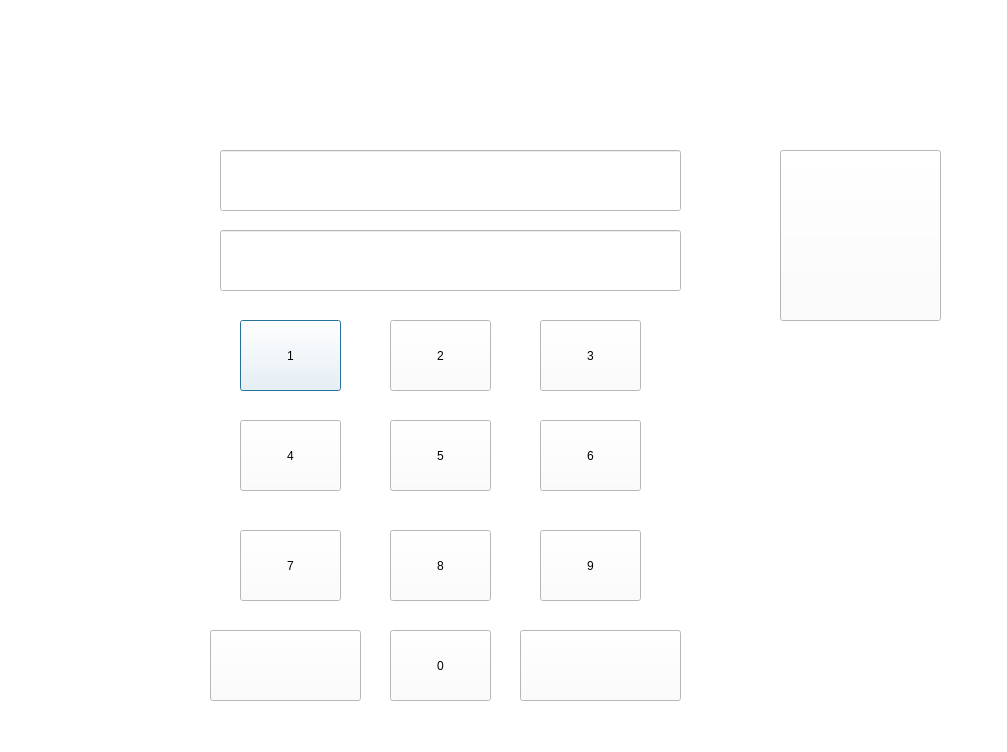
This is keypad.ui in ainosato/MDP as Qt 5 draws it before an edit. The edited form follows.
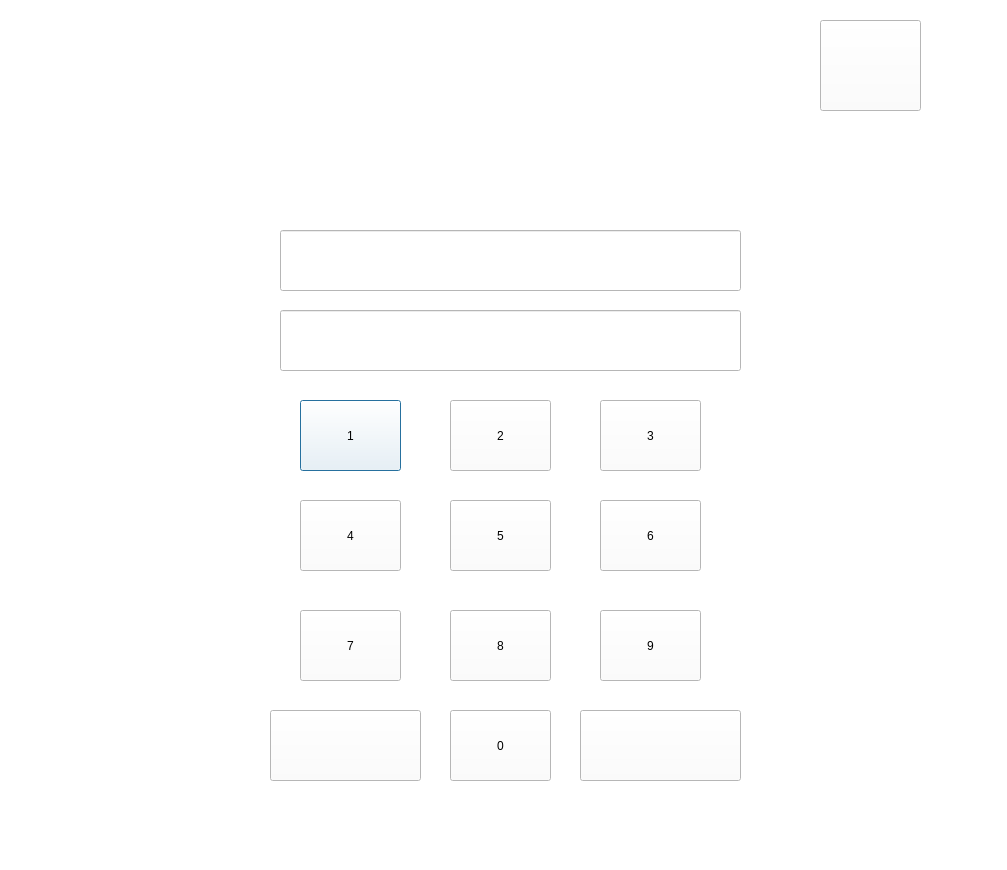
This is the edited form. Icons and pictures are not drawn.

Diff of the .ui file:
```diff
--- a/keypad.ui
+++ b/keypad.ui
@@ -7,7 +7,7 @@
     <x>0</x>
     <y>0</y>
     <width>1007</width>
-    <height>752</height>
+    <height>870</height>
    </rect>
   </property>
   <property name="windowTitle">
@@ -19,8 +19,8 @@
   <widget class="QLineEdit" name="q_lineEdit">
    <property name="geometry">
     <rect>
-     <x>220</x>
-     <y>230</y>
+     <x>280</x>
+     <y>310</y>
      <width>461</width>
      <height>61</height>
     </rect>
@@ -36,8 +36,8 @@
   <widget class="QPushButton" name="num_pushButton_1">
    <property name="geometry">
     <rect>
-     <x>240</x>
-     <y>320</y>
+     <x>300</x>
+     <y>400</y>
      <width>101</width>
      <height>71</height>
     </rect>
@@ -60,8 +60,8 @@
   <widget class="QPushButton" name="del_pushButton">
    <property name="geometry">
     <rect>
-     <x>210</x>
-     <y>630</y>
+     <x>270</x>
+     <y>710</y>
      <width>151</width>
      <height>71</height>
     </rect>
@@ -78,8 +78,8 @@
   <widget class="QPushButton" name="enter_pushButton">
    <property name="geometry">
     <rect>
-     <x>520</x>
-     <y>630</y>
+     <x>580</x>
+     <y>710</y>
      <width>161</width>
      <height>71</height>
     </rect>
@@ -97,8 +97,8 @@
   <widget class="QLineEdit" name="q_lineEdit_2">
    <property name="geometry">
     <rect>
-     <x>220</x>
-     <y>150</y>
+     <x>280</x>
+     <y>230</y>
      <width>461</width>
      <height>61</height>
     </rect>
@@ -115,10 +115,10 @@
   <widget class="QPushButton" name="home_pushButton">
    <property name="geometry">
     <rect>
-     <x>780</x>
-     <y>150</y>
-     <width>161</width>
-     <height>171</height>
+     <x>820</x>
+     <y>20</y>
+     <width>101</width>
+     <height>91</height>
     </rect>
    </property>
    <property name="styleSheet">
@@ -132,8 +132,8 @@
   <widget class="QLabel" name="password_label">
    <property name="geometry">
     <rect>
-     <x>100</x>
-     <y>40</y>
+     <x>120</x>
+     <y>130</y>
      <width>821</width>
      <height>61</height>
     </rect>
@@ -148,8 +148,8 @@
   <widget class="QPushButton" name="num_pushButton_2">
    <property name="geometry">
     <rect>
-     <x>390</x>
-     <y>320</y>
+     <x>450</x>
+     <y>400</y>
      <width>101</width>
      <height>71</height>
     </rect>
@@ -166,8 +166,8 @@
   <widget class="QPushButton" name="num_pushButton_3">
    <property name="geometry">
     <rect>
-     <x>540</x>
-     <y>320</y>
+     <x>600</x>
+     <y>400</y>
      <width>101</width>
      <height>71</height>
     </rect>
@@ -184,8 +184,8 @@
   <widget class="QPushButton" name="num_pushButton_4">
    <property name="geometry">
     <rect>
-     <x>240</x>
-     <y>420</y>
+     <x>300</x>
+     <y>500</y>
      <width>101</width>
      <height>71</height>
     </rect>
@@ -202,8 +202,8 @@
   <widget class="QPushButton" name="num_pushButton_5">
    <property name="geometry">
     <rect>
-     <x>390</x>
-     <y>420</y>
+     <x>450</x>
+     <y>500</y>
      <width>101</width>
      <height>71</height>
     </rect>
@@ -220,8 +220,8 @@
   <widget class="QPushButton" name="num_pushButton_6">
    <property name="geometry">
     <rect>
-     <x>540</x>
-     <y>420</y>
+     <x>600</x>
+     <y>500</y>
      <width>101</width>
      <height>71</height>
     </rect>
@@ -238,8 +238,8 @@
   <widget class="QPushButton" name="num_pushButton_7">
    <property name="geometry">
     <rect>
-     <x>240</x>
-     <y>530</y>
+     <x>300</x>
+     <y>610</y>
      <width>101</width>
      <height>71</height>
     </rect>
@@ -256,8 +256,8 @@
   <widget class="QPushButton" name="num_pushButton_8">
    <property name="geometry">
     <rect>
-     <x>390</x>
-     <y>530</y>
+     <x>450</x>
+     <y>610</y>
      <width>101</width>
      <height>71</height>
     </rect>
@@ -274,8 +274,8 @@
   <widget class="QPushButton" name="num_pushButton_9">
    <property name="geometry">
     <rect>
-     <x>540</x>
-     <y>530</y>
+     <x>600</x>
+     <y>610</y>
      <width>101</width>
      <height>71</height>
     </rect>
@@ -292,8 +292,8 @@
   <widget class="QPushButton" name="num_pushButton_0">
    <property name="geometry">
     <rect>
-     <x>390</x>
-     <y>630</y>
+     <x>450</x>
+     <y>710</y>
      <width>101</width>
      <height>71</height>
     </rect>
```
